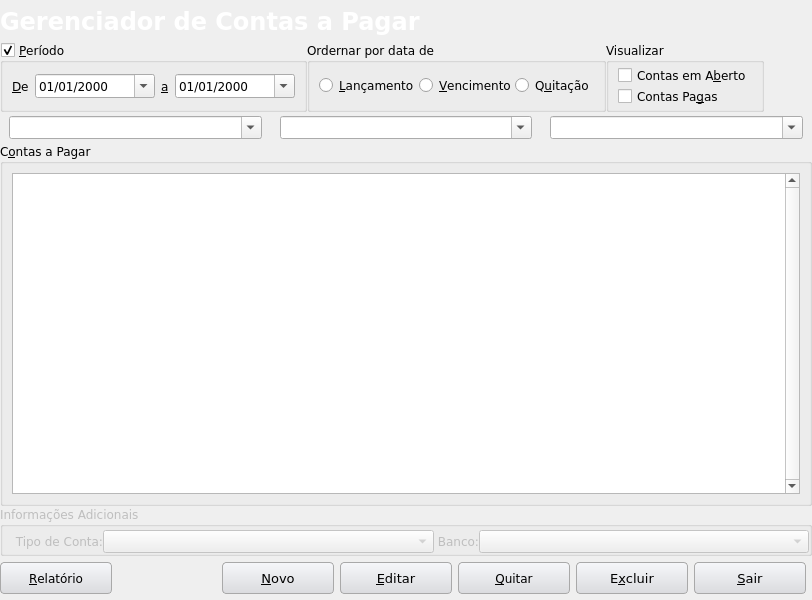
Qt form Projects/Blink/Plugins/financier/accounttopaymanager.ui (MarcoBueno1/qrad) before a commit.
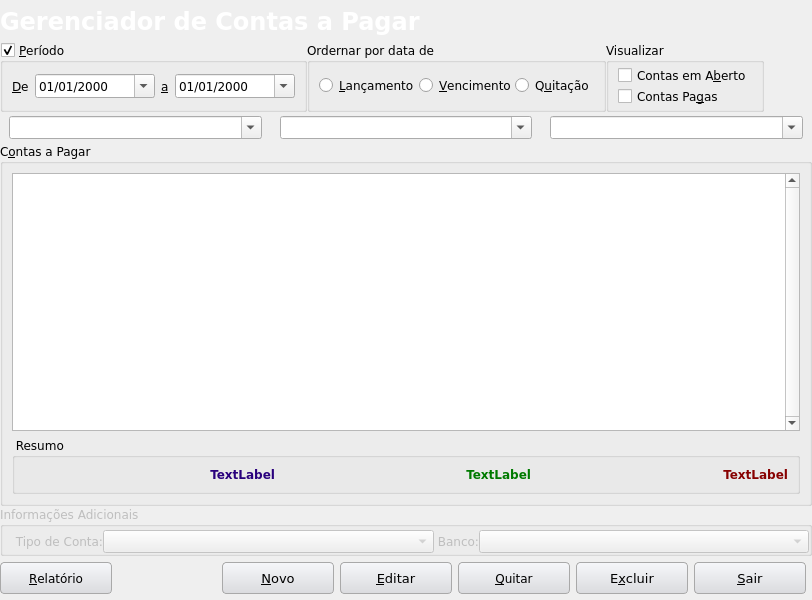
The same form after that commit. Icons and pictures are not drawn. Custom widgets are drawn as their Qt base class.

Patch:
```diff
--- a/Projects/Blink/Plugins/financier/accounttopaymanager.ui
+++ b/Projects/Blink/Plugins/financier/accounttopaymanager.ui
@@ -536,6 +536,88 @@
         </attribute>
        </widget>
       </item>
+      <item row="1" column="0">
+       <widget class="QGroupBox" name="groupBox">
+        <property name="minimumSize">
+         <size>
+          <width>0</width>
+          <height>50</height>
+         </size>
+        </property>
+        <property name="title">
+         <string> Resumo</string>
+        </property>
+        <layout class="QHBoxLayout" name="horizontalLayout_5">
+         <item>
+          <widget class="QLabel" name="labelPagar">
+           <property name="font">
+            <font>
+             <pointsize>9</pointsize>
+             <weight>75</weight>
+             <bold>true</bold>
+            </font>
+           </property>
+           <property name="styleSheet">
+            <string notr="true">color: rgb(41, 0, 125);</string>
+           </property>
+           <property name="text">
+            <string>TextLabel</string>
+           </property>
+           <property name="alignment">
+            <set>Qt::AlignRight|Qt::AlignTrailing|Qt::AlignVCenter</set>
+           </property>
+           <property name="textInteractionFlags">
+            <set>Qt::LinksAccessibleByMouse|Qt::TextSelectableByMouse</set>
+           </property>
+          </widget>
+         </item>
+         <item>
+          <widget class="QLabel" name="labelPago">
+           <property name="font">
+            <font>
+             <weight>75</weight>
+             <bold>true</bold>
+            </font>
+           </property>
+           <property name="styleSheet">
+            <string notr="true">color: rgb(0, 122, 0);</string>
+           </property>
+           <property name="text">
+            <string>TextLabel</string>
+           </property>
+           <property name="alignment">
+            <set>Qt::AlignRight|Qt::AlignTrailing|Qt::AlignVCenter</set>
+           </property>
+           <property name="textInteractionFlags">
+            <set>Qt::LinksAccessibleByMouse|Qt::TextSelectableByMouse</set>
+           </property>
+          </widget>
+         </item>
+         <item>
+          <widget class="QLabel" name="labelSaldo">
+           <property name="font">
+            <font>
+             <weight>75</weight>
+             <bold>true</bold>
+            </font>
+           </property>
+           <property name="styleSheet">
+            <string notr="true">color: rgb(135, 0, 0);</string>
+           </property>
+           <property name="text">
+            <string>TextLabel</string>
+           </property>
+           <property name="alignment">
+            <set>Qt::AlignRight|Qt::AlignTrailing|Qt::AlignVCenter</set>
+           </property>
+           <property name="textInteractionFlags">
+            <set>Qt::LinksAccessibleByMouse|Qt::TextSelectableByMouse</set>
+           </property>
+          </widget>
+         </item>
+        </layout>
+       </widget>
+      </item>
      </layout>
     </widget>
    </item>
```
